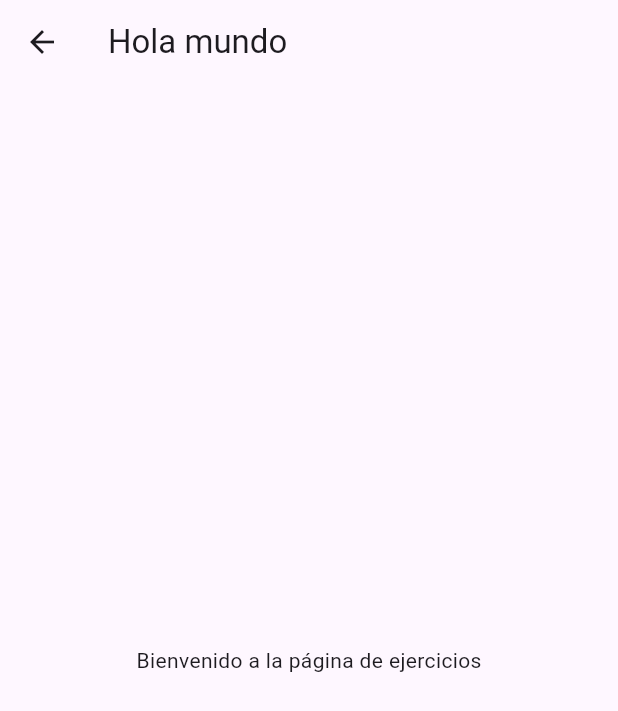
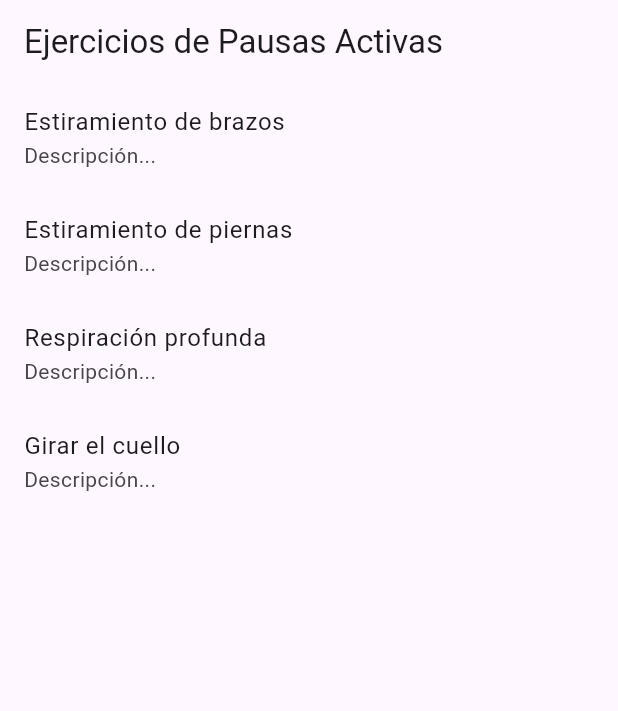
Before and after one commit to kirivanCode/Deimox_Best, a Flutter app: the HomePage screen opened directly, on a phone screen of 412 x 824 dp. Shown: the top 711 px of the screen. Run offline on Flutter 3.47's test engine with Material 3 defaults, Android fonts, the phone set to English and light mode, and no system bars; our stand-ins replace font_awesome_flutter.

Commit message:
cambio de la clase de pausas activas a HomePage

```diff
--- a/lib/login.dart
+++ b/lib/login.dart
@@ -14,7 +14,7 @@ class MyApp extends StatelessWidget {
       theme: ThemeData(
         primarySwatch: Colors.blue,
       ),
-      home: PauseScreen(),
+      home: HomePage(),
     );
   }
 }
--- a/lib/main.dart
+++ b/lib/main.dart
@@ -1,3 +1,4 @@
+import 'package:deimox_apli/screens/pause_screen.dart';
 import 'package:flutter/material.dart';
 import 'package:font_awesome_flutter/font_awesome_flutter.dart';
 
@@ -265,19 +266,7 @@ class _LoginPageState extends State<LoginPage> {
   }
 }
 
-class HomePage extends StatelessWidget {
-  @override
-  Widget build(BuildContext context) {
-    return Scaffold(
-      appBar: AppBar(
-        title: Text('Hola mundo'),
-      ),
-      body: Center(
-        child: Text('Bienvenido a la página de ejercicios'),
-      ),
-    );
-  }
-}
+
 
 class RegisterPage extends StatelessWidget {
   final TextEditingController emailController = TextEditingController();
--- a/lib/screens/pause_screen.dart
+++ b/lib/screens/pause_screen.dart
@@ -3,7 +3,7 @@ import 'package:deimox_apli/models/exercise.dart';
 import 'package:deimox_apli/widgets/exercise_tile.dart';
 import 'package:deimox_apli/screens/timer_screen.dart';
 
-class PauseScreen extends StatelessWidget {
+class HomePage extends StatelessWidget {
   final List<Exercise> exercises = [
     Exercise(name: 'Estiramiento de brazos', description: 'Descripción...'),
     Exercise(name: 'Estiramiento de piernas', description: 'Descripción...'),
```
Also changed, not shown: 1 other file.
